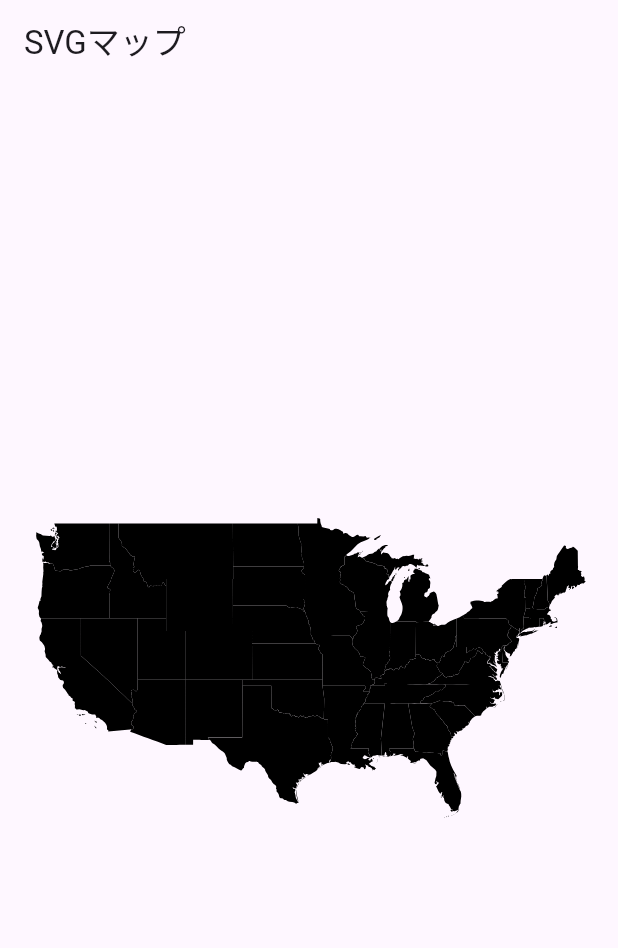
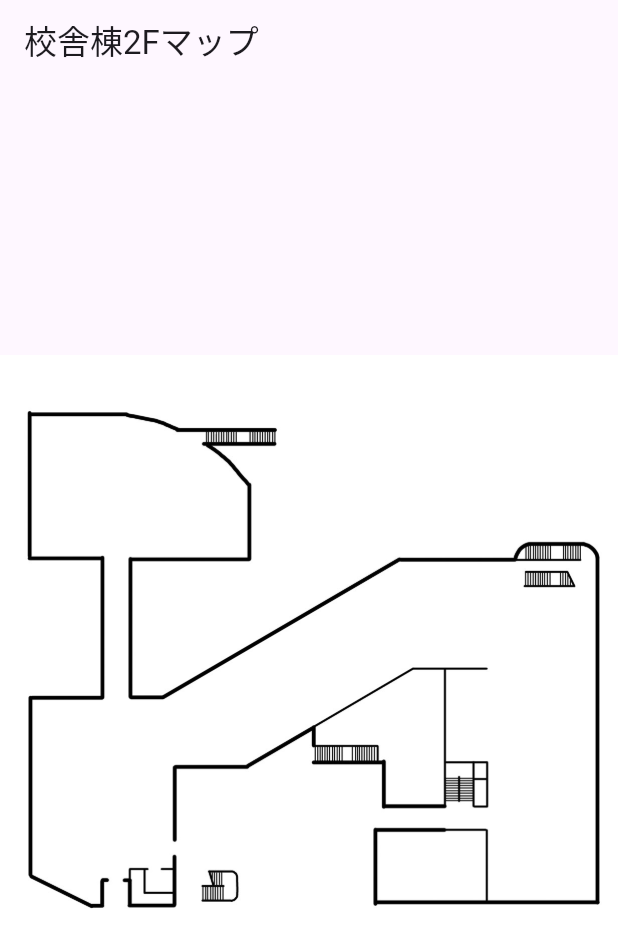
Before and after one commit to un-frozen-deaf/NTUT_Dotto_test, a Flutter app: the screen it shows after launch, on a phone screen of 412 x 824 dp. Shown: the top 948 px of the screen. Run offline on Flutter 3.47's test engine with Material 3 defaults, Android fonts, the phone set to English and light mode, and no system bars; our stand-ins replace flutter_svg.

Commit message:
add map-2F

```diff
--- a/test_1/lib/main.dart
+++ b/test_1/lib/main.dart
@@ -38,16 +38,13 @@ class _SvgMapScreenState extends State<SvgMapScreen> {
   @override
   Widget build(BuildContext context) {
     return Scaffold(
-      appBar: AppBar(title: const Text('SVGマップ')),
+      appBar: AppBar(title: const Text('校舎棟2Fマップ')),
       body: Center(
-        child: SvgPicture.asset(
-          'assets/usa.svg',
-          width: 400,
-          height: 600,
-          semanticsLabel: 'USA MAP',
-          allowDrawingOutsideViewBox: true,
-          clipBehavior: Clip.none,
-          placeholderBuilder: (context) => const CircularProgressIndicator(),
+        child:Image.asset(
+          'assets/map-2F.jpeg',
+          width: 600,
+          height: 900,
+          fit: BoxFit.contain,
         ),
       ),
     );
--- a/test_1/pubspec.yaml
+++ b/test_1/pubspec.yaml
@@ -58,7 +58,7 @@ dev_dependencies:
 # The following section is specific to Flutter packages.
 flutter:
   assets:
-    - assets/usa.svg
+    - assets/map-2F.jpeg
 
   # The following line ensures that the Material Icons font is
   # included with your application, so that you can use the icons in
```
Also changed, not shown: test_1/assets/map-2F.jpeg (added).
